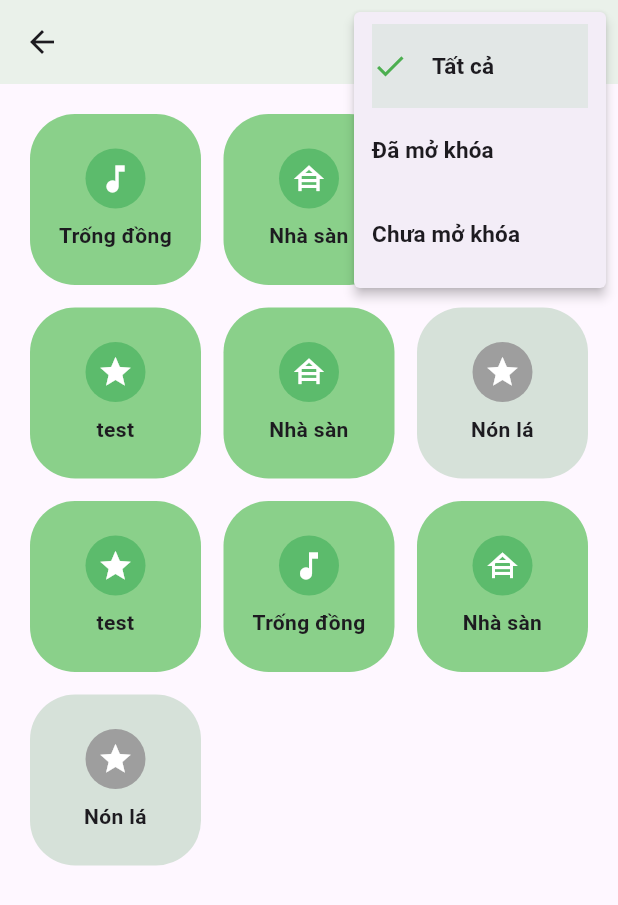
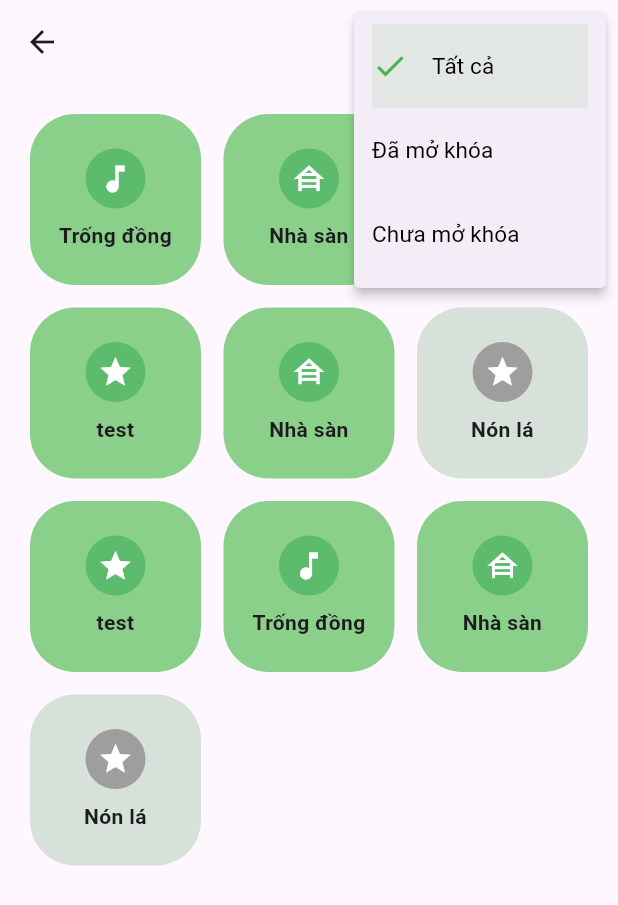
Before and after one commit to tedomi2705/vmeducation, a Flutter app: the CollectionScreen screen opened directly, after a tap on the "menu" icon, on a phone screen of 412 x 824 dp. Shown: the top 905 px of the screen. Run offline on Flutter 3.47's test engine with Material 3 defaults, Android fonts, the phone set to English and light mode, and no system bars; our stand-ins replace animated_bottom_navigation_bar, carousel_slider, flutter_map, ionicons, latlong2, page_transition; missing offline and left inert: flutter_masonry_view.

Commit message:
Reformat collection screen

```diff
--- a/lib/core/app_color.dart
+++ b/lib/core/app_color.dart
@@ -6,5 +6,11 @@ class AppColor {
   static const navBarBg = Color.fromARGB(255, 232, 240, 236);
   static const noteItem = Color.fromARGB(255, 18, 173, 45);
 
+  static const green1 = Color.fromARGB(255, 38, 174, 90);
+  static const green2 = Color.fromARGB(255, 33, 243, 117);
+  static const green3 = Color.fromARGB(133, 31, 173, 31);
+  static const green4 = Color.fromARGB(255, 214, 225, 217);
+  static const green5 = Color.fromARGB(255, 92, 187, 108);
+
   static const black01 = Color(0xCC000000);
 }
--- a/lib/core/app_data.dart
+++ b/lib/core/app_data.dart
@@ -43,6 +43,14 @@ class AppData {
 
   static const String back = 'Quay lại';
   static const String go = 'Bài học';
+
+  static const String all = 'Tất cả';
+  static const String unlocked = 'Đã mở khóa';
+  static const String locked = 'Chưa mở khóa';
+  static const String ask = 'Bạn có muốn mở khóa thành tựu?';
+  static const String later = 'Để sau';
+  static const String unlock = 'Mở khóa';
+
 
 
   //List of information section
--- a/lib/src/view/screen/collection_screen.dart
+++ b/lib/src/view/screen/collection_screen.dart
@@ -28,7 +28,6 @@ class _CollectionScreenState extends State<CollectionScreen> {
 
     return Scaffold(
       appBar: AppBar(
-        backgroundColor: const Color.fromARGB(255, 234, 241, 234),
         actions: [
           PopupMenuButton<DisplayMode>(
             icon: const Icon(
@@ -46,13 +45,7 @@ class _CollectionScreenState extends State<CollectionScreen> {
                   leading: displayMode == DisplayMode.all
                       ? const Icon(Icons.check, color: Colors.green)
                       : null,
-                  title: Text(
-                          'Tất cả',
-                          style: const TextStyle(
-                            fontSize: 15,
-                            fontWeight: FontWeight.bold,
-                          ),
-              ),
+                  title: Text('Tất cả', style: lessonContentStyle),
                   tileColor: displayMode == DisplayMode.all
                       ? Colors.green.withOpacity(0.1)
                       : null,
@@ -64,13 +57,7 @@ class _CollectionScreenState extends State<CollectionScreen> {
                   leading: displayMode == DisplayMode.unlocked
                       ? const Icon(Icons.check, color: Colors.green)
                       : null,
-                  title: Text(
-                          'Đã mở khóa',
-                          style: const TextStyle(
-                            fontSize: 15,
-                            fontWeight: FontWeight.bold,
-                          ),
-              ),
+                  title: Text(AppData.unlocked, style: lessonContentStyle),
                   tileColor: displayMode == DisplayMode.unlocked
                       ? Colors.green.withOpacity(0.1)
                       : null,
@@ -80,17 +67,11 @@ class _CollectionScreenState extends State<CollectionScreen> {
                 value: DisplayMode.locked,
                 child: ListTile(
                   leading: displayMode == DisplayMode.locked
-                      ? const Icon(Icons.check, color: Color.fromARGB(255, 38, 174, 90))
+                      ? const Icon(Icons.check, color: AppColor.green1)
                       : null,
-                  title: Text(
-                          'Chưa mở khóa',
-                          style: const TextStyle(
-                            fontSize: 15,
-                            fontWeight: FontWeight.bold,
-                          ),
-              ),
+                  title: Text(AppData.locked, style: lessonContentStyle),
                   tileColor: displayMode == DisplayMode.locked
-                      ? const Color.fromARGB(255, 33, 243, 117).withOpacity(0.1)
+                      ? AppColor.green2.withOpacity(0.1)
                       : null,
                 ),
               ),
@@ -125,14 +106,14 @@ class _CollectionScreenState extends State<CollectionScreen> {
                   child: Container(
                     padding: const EdgeInsets.all(10),
                     decoration: BoxDecoration(
-                      color: collection.isUnlocked ? const Color.fromARGB(133, 31, 173, 31) : const Color.fromARGB(255, 214, 225, 217),
+                      color: collection.isUnlocked ? AppColor.green3 : AppColor.green4,
                       borderRadius: BorderRadius.circular(30),
                     ),
                     child: Column(
                       mainAxisAlignment: MainAxisAlignment.center,
                       children: [
                         CircleAvatar(
-                          backgroundColor: collection.isUnlocked ? const Color.fromARGB(255, 92, 187, 108) : Colors.grey,
+                          backgroundColor: collection.isUnlocked ? AppColor.green5 : Colors.grey,
                           child: Icon(
                             collection.icon,
                             color: Colors.white,
@@ -176,21 +157,13 @@ class _CollectionScreenState extends State<CollectionScreen> {
       context: context,
       builder: (BuildContext context) {
         return AlertDialog(
-          title: Text('Bạn có muốn mở khóa thành tựu?'),
+          title: Text(AppData.ask),
           actions: [
             TextButton(
               onPressed: () {
                 Navigator.pop(context); // Đóng hộp thoại
               },
-              child: Text(
-                          'Để sau',
-                          textAlign: TextAlign.center,
-                          style: const TextStyle(
-                            fontSize: 20,
-                            fontWeight: FontWeight.bold,
-                            color: Color.fromARGB(255, 25, 136, 49)
-                          ),
-              ),
+              child: const Text(AppData.later, textAlign: TextAlign.center, style: ExpansionPanelTitleStyle),
             ),
             TextButton(
               onPressed: () {
@@ -200,15 +173,7 @@ class _CollectionScreenState extends State<CollectionScreen> {
                   MaterialPageRoute(builder: (context) => LearningScreen()), // Điều hướng đến LearningScreen
                 );
               },
-              child: Text(
-                          'OK',
-                          textAlign: TextAlign.center,
-                          style: const TextStyle(
-                            fontSize: 20,
-                            fontWeight: FontWeight.bold,
-                            color: Color.fromARGB(255, 25, 136, 49)
-                          ),
-              )
+              child: const Text(AppData.unlock, textAlign: TextAlign.center, style: ExpansionPanelTitleStyle)
             ),
           ],
         );
```
